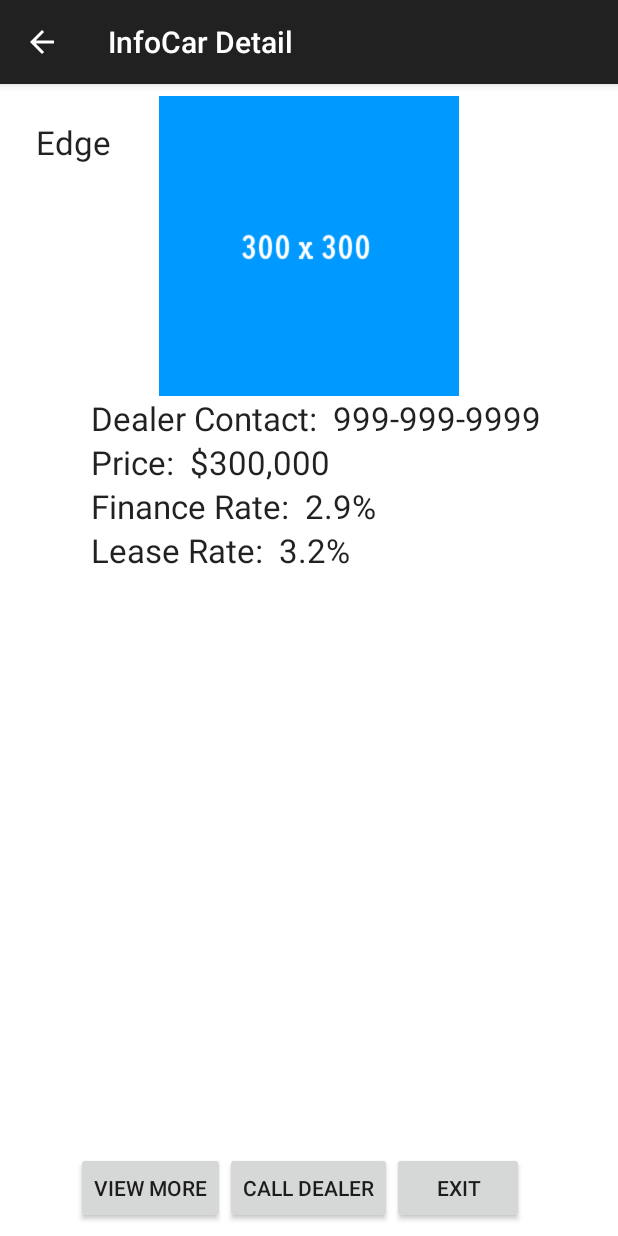
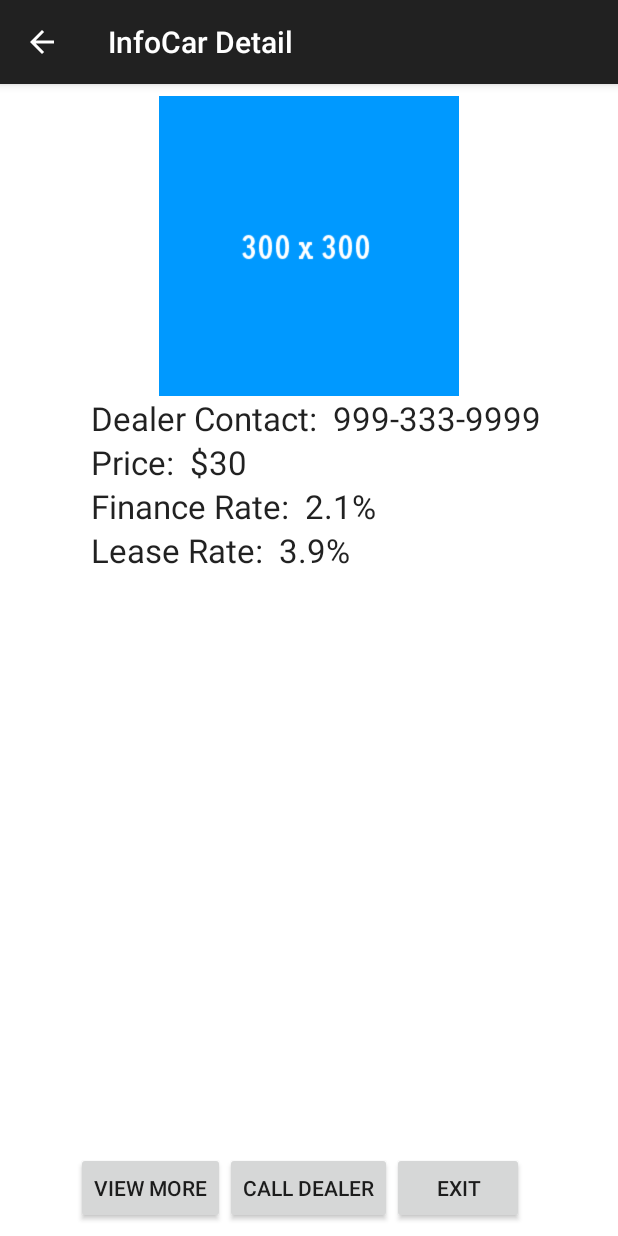
Before and after one commit to jonalmeida/420, an Android app: the screen it shows after launch (InfoCarDetailActivity), after a tap on "Ford", on a phone screen of 412 x 824 dp. Run offline under Robolectric (Android 15) with nearby library versions, the phone set to English and light mode, and no system bars.

Commit message:
Updated to new CarInfo constructor
 - Added updates from new CarInfo to show data on Details view from
   DummyData.
 - Removed placeholder TextView.
 - Removed unnecessary imports.

```diff
--- a/app/src/main/java/com/jonalmeida/midterm/ActivityTracker.java
+++ b/app/src/main/java/com/jonalmeida/midterm/ActivityTracker.java
@@ -1,13 +1,9 @@
 package com.jonalmeida.midterm;
 
 import android.app.Activity;
-import android.widget.ArrayAdapter;
 
 import java.util.ArrayList;
 
-/**
- * Created by jonathan on 10/03/15.
- */
 public class ActivityTracker {
     private static ActivityTracker ourInstance = new ActivityTracker();
 
--- a/app/src/main/java/com/jonalmeida/midterm/CarInfo.java
+++ b/app/src/main/java/com/jonalmeida/midterm/CarInfo.java
@@ -6,14 +6,9 @@ public class CarInfo implements Serializable {
     private String name, speed, model;
     private String dealerContact, price, financeRate, leaseRate;
 
-    public CarInfo(String name, String speed, String model) {
-        this.name = name;
-        this.speed = speed;
-        this.model = model;
-    }
-
     public CarInfo(String name, String speed, String model,
-                   String dealerContact, String price, String financeRate, String leaseRate) {
+                   String dealerContact, String price,
+                   String financeRate, String leaseRate) {
         this.name = name;
         this.speed = speed;
         this.model = model;
@@ -35,4 +30,19 @@ public class CarInfo implements Serializable {
         return model;
     }
 
+    public String getDealerContact() {
+        return dealerContact;
+    }
+
+    public String getPrice() {
+        return price;
+    }
+
+    public String getFinanceRate() {
+        return financeRate;
+    }
+
+    public String getLeaseRate() {
+        return leaseRate;
+    }
 }
--- a/app/src/main/java/com/jonalmeida/midterm/InfoCarDetailFragment.java
+++ b/app/src/main/java/com/jonalmeida/midterm/InfoCarDetailFragment.java
@@ -30,6 +30,7 @@ public class InfoCarDetailFragment extends Fragment implements InfoCarDetailActi
      * The dummy content this fragment is presenting.
      */
     private CarInfo mItem;
+    private int imageIndex;
 
     /**
      * Mandatory empty constructor for the fragment manager to instantiate the
@@ -49,7 +50,9 @@ public class InfoCarDetailFragment extends Fragment implements InfoCarDetailActi
             // Load the dummy content specified by the fragment
             // arguments. In a real-world scenario, use a Loader
             // to load content from a content provider.
-            mItem = DummyData.DATA.get(getArguments().getInt(ARG_ITEM_ID));
+            imageIndex = getArguments().getInt(ARG_ITEM_ID);
+            // `imageIndex` can also be used to retrieve the mItem.
+            mItem = DummyData.DATA.get(imageIndex);
         }
 
     }
@@ -61,8 +64,18 @@ public class InfoCarDetailFragment extends Fragment implements InfoCarDetailActi
 
         // Show the dummy content as text in a TextView.
         if (mItem != null) {
-            ((TextView) rootView.findViewById(R.id.infocar_detail)).setText(mItem.getModel());
+            ((TextView) rootView.findViewById(R.id.textView_dealer_contact))
+                    .setText(mItem.getDealerContact());
+            ((TextView) rootView.findViewById(R.id.textView_finance_rate))
+                    .setText(mItem.getFinanceRate());
+            ((TextView) rootView.findViewById(R.id.textView_price))
+                    .setText(mItem.getPrice());
+            ((TextView) rootView.findViewById(R.id.textView_lease_rate))
+                    .setText(mItem.getLeaseRate());
         }
+
+        // Check for image and set it here.
+        //((TextView) rootView.findViewById(R.id.textView_finance_rate)).setText(mItem.getFinanceRate());
 
         return rootView;
     }
--- a/app/src/main/java/com/jonalmeida/midterm/InfoCarListFragment.java
+++ b/app/src/main/java/com/jonalmeida/midterm/InfoCarListFragment.java
@@ -5,7 +5,6 @@ import android.os.Bundle;
 import android.support.v4.app.ListFragment;
 import android.view.View;
 import android.widget.ListView;
-
 
 import com.jonalmeida.midterm.data.DummyData;
 
--- a/app/src/main/java/com/jonalmeida/midterm/data/DummyData.java
+++ b/app/src/main/java/com/jonalmeida/midterm/data/DummyData.java
@@ -3,16 +3,17 @@ package com.jonalmeida.midterm.data;
 import com.jonalmeida.midterm.CarInfo;
 
 import java.util.ArrayList;
-import java.util.LinkedList;
-import java.util.List;
 
 public class DummyData {
 
     public static ArrayList<CarInfo> DATA = new ArrayList<>();
 
     static {
-        DATA.add(new CarInfo("Ferrari", "0 - 60 MPH in 2.5s", "idk"));
-        DATA.add(new CarInfo("Audi", "0 - 60 MPH in 2.0s", "R8"));
-        DATA.add(new CarInfo("Ford", "0 - 60 MPH in 3.2s", "Edge"));
+        DATA.add(new CarInfo("Ferrari", "0 - 60 MPH in 2.5s", "F320i", "999-111-9999",
+                "$10", "1.9%", "3.2%"));
+        DATA.add(new CarInfo("Audi", "0 - 60 MPH in 2.0s", "R8", "999-222-9999",
+                "$20", "2.0%", "3.5%"));
+        DATA.add(new CarInfo("Ford", "0 - 60 MPH in 3.2s", "Edge", "999-333-9999",
+                "$30", "2.1%", "3.9%"));
     }
 }
--- a/app/src/main/res/layout/fragment_infocar_detail.xml
+++ b/app/src/main/res/layout/fragment_infocar_detail.xml
@@ -4,14 +4,6 @@
     android:layout_height="wrap_content"
     android:background="@drawable/list_row_selector"
     android:padding="8dp" >
-
-    <TextView
-        android:id="@+id/infocar_detail"
-        android:textAppearance="?android:attr/textAppearanceLarge"
-        android:layout_width="match_parent"
-        android:layout_height="match_parent"
-        android:padding="16dp"
-        android:textIsSelectable="true" />
 
     <ImageView
         android:layout_width="200dp"
@@ -45,7 +37,7 @@
         android:text="View More"
         android:id="@+id/view_more_button"
         android:onClick="viewButtonClicked"
-        android:layout_alignBottom="@+id/infocar_detail"
+        android:layout_alignParentBottom="true"
         android:layout_toStartOf="@+id/dealer_button" />
 
     <TextView
```
Also changed, not shown: app/src/main/java/com/jonalmeida/midterm/InfoCarDetailActivity.java (+0 -7 lines).
